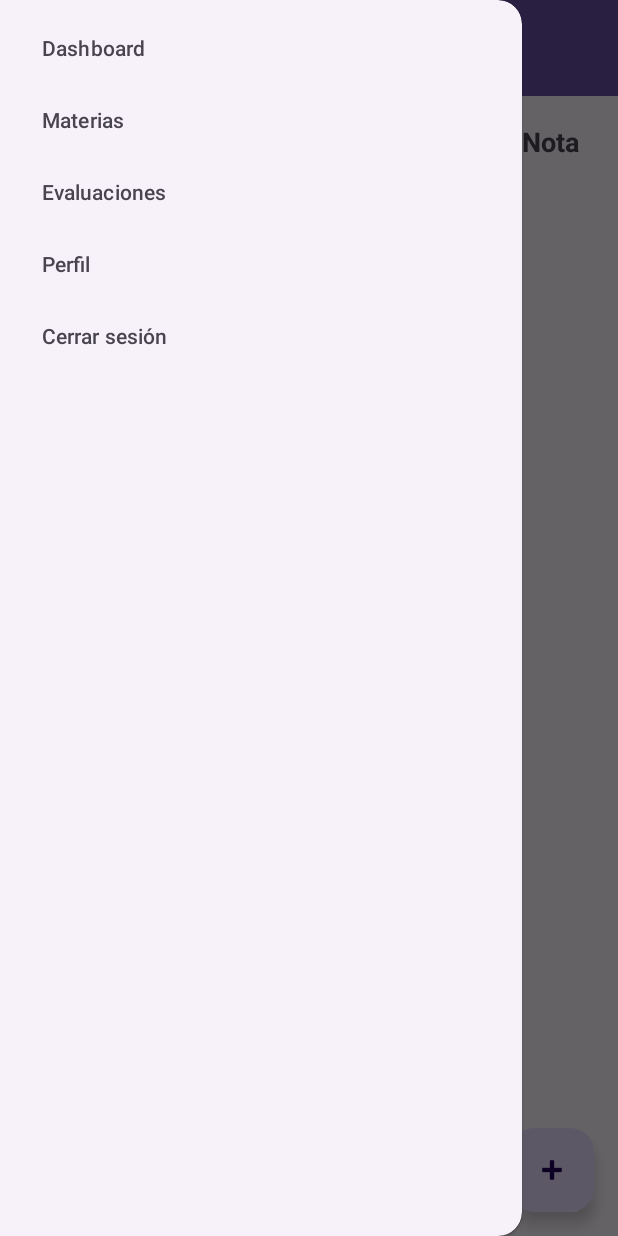
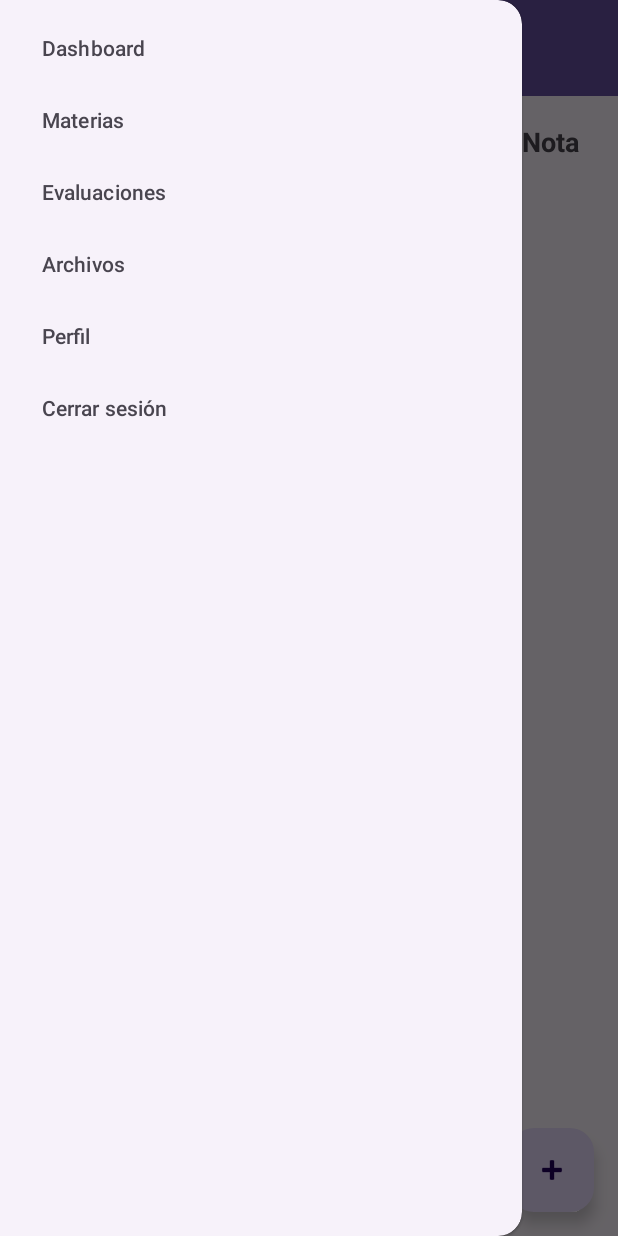
Before and after one commit to Carlos-Alvarenga721/Proyecto_Moviles, an Android app: the ActivitiesActivity screen opened directly, with no data from a screen before it, in the side drawer, after a tap on "Evaluaciones", on a phone screen of 412 x 824 dp. Run offline under Robolectric (Android 15) with nearby library versions, the phone set to English and light mode, and no system bars; our stand-ins replace Firebase (no records; nobody signed in at launch, a user with empty details on screens opened directly).

Commit message:
Subiendo ultimos cambios

```diff
--- a/app/src/main/java/com/example/proyecto_kotlin_dsm/BaseActivity.kt
+++ b/app/src/main/java/com/example/proyecto_kotlin_dsm/BaseActivity.kt
@@ -61,6 +61,12 @@ open class BaseActivity : AppCompatActivity() {
                     }
                     true
                 }
+                R.id.nav_storage-> {
+                    if (this !is PersonalStorage) {
+                        startActivity(Intent(this, PersonalStorage::class.java))
+                    }
+                    true
+                }
                 R.id.nav_perfil -> {
                     if (this !is ProfileActivity) {
                         startActivity(Intent(this, ProfileActivity::class.java))
--- a/app/src/main/java/com/example/proyecto_kotlin_dsm/PersonalStorage.kt
+++ b/app/src/main/java/com/example/proyecto_kotlin_dsm/PersonalStorage.kt
@@ -23,7 +23,7 @@ import java.io.File
 import kotlin.compareTo
 
 
-class PersonalStorage : AppCompatActivity() {
+class PersonalStorage : BaseActivity() {
 
     private lateinit var adapter: FolderAdapter
     private lateinit var folderList: MutableList<Folder>
@@ -36,7 +36,7 @@ class PersonalStorage : AppCompatActivity() {
 
     override fun onCreate(savedInstanceState: Bundle?) {
         super.onCreate(savedInstanceState)
-        enableEdgeToEdge()
+
         setContentView(R.layout.activity_personal_storage)
         ViewCompat.setOnApplyWindowInsetsListener(findViewById(R.id.main)) { v, insets ->
             val systemBars = insets.getInsets(WindowInsetsCompat.Type.systemBars())
--- a/app/src/main/res/layout/activity_folder_contents.xml
+++ b/app/src/main/res/layout/activity_folder_contents.xml
@@ -18,7 +18,7 @@
             android:id="@+id/toolbar"
             android:layout_width="match_parent"
             android:layout_height="?attr/actionBarSize"
-            android:background="@color/blue"
+
             app:navigationIcon="@drawable/arrow_back"
             app:title="Archivos"
             app:popupTheme="@style/ThemeOverlay.AppCompat.Light"/>
@@ -27,7 +27,6 @@
     <androidx.recyclerview.widget.RecyclerView
         android:id="@+id/recyclerViewFiles"
         android:layout_width="match_parent"
-        android:background="@color/dark_blue"
         android:layout_height="0dp"
         app:layout_behavior="@string/appbar_scrolling_view_behavior"
         app:layout_constraintTop_toBottomOf="@id/appbar"
--- a/app/src/main/res/menu/menu_drawer.xml
+++ b/app/src/main/res/menu/menu_drawer.xml
@@ -9,6 +9,9 @@
         android:id="@+id/nav_evaluaciones"
         android:title="Evaluaciones" />
     <item
+        android:id="@+id/nav_storage"
+        android:title="Archivos"/>
+    <item
         android:id="@+id/nav_perfil"
         android:title="Perfil"/>
     <item
--- a/gradle/libs.versions.toml
+++ b/gradle/libs.versions.toml
@@ -1,5 +1,5 @@
 [versions]
-agp = "8.10.0"
+agp = "8.9.2"
 firebaseBom = "33.12.0"
 kotlin = "2.1.0"
 coreKtx = "1.16.0"
```
Also changed, not shown: app/src/main/res/layout/activity_personal_storage.xml (+2 -23 lines).
